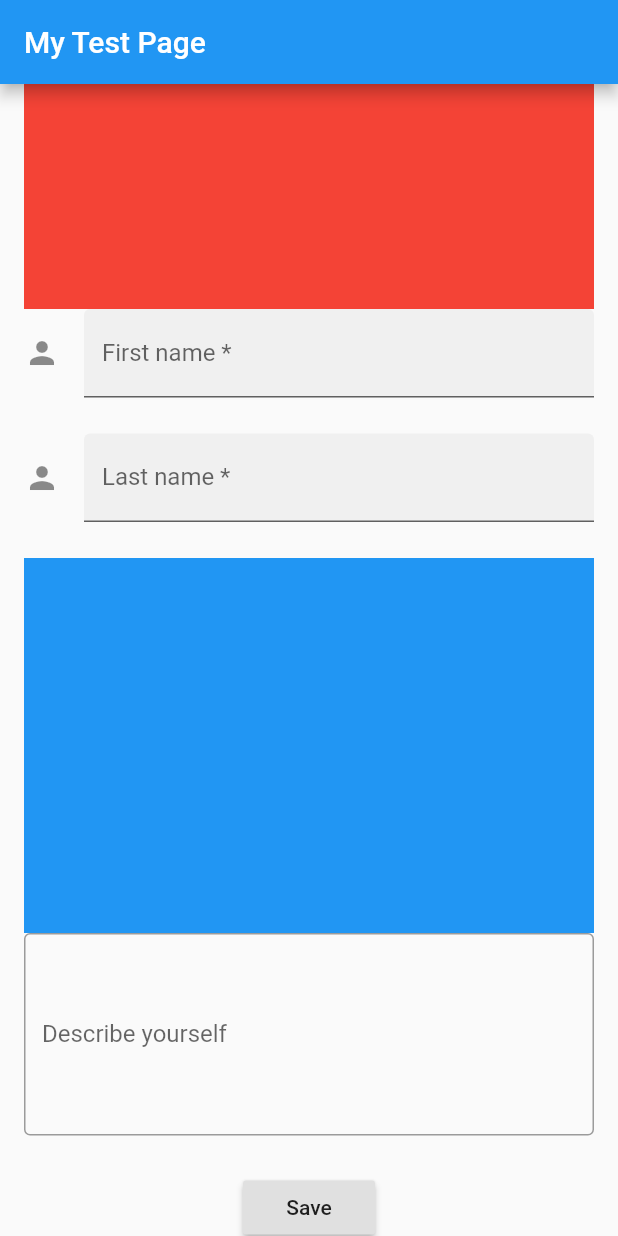
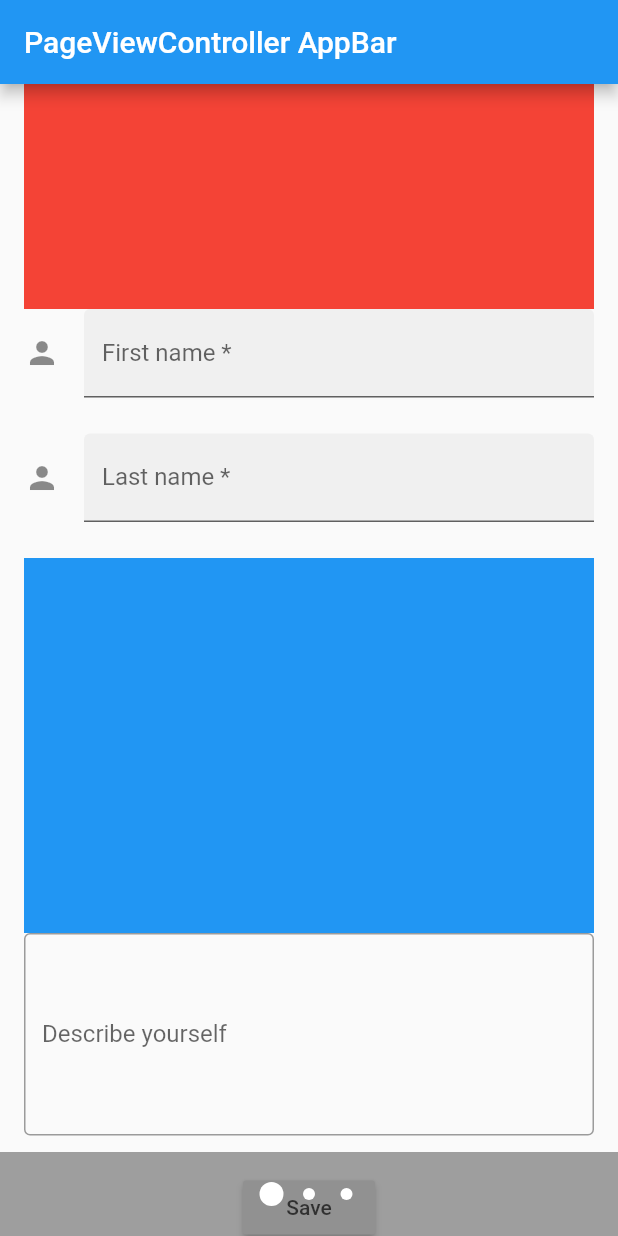
Before and after one commit to Minsky/issue_textform_visiblity_page_controller, a Flutter app: the screen it shows after launch, on a phone screen of 412 x 824 dp. Run offline on Flutter 3.47's test engine with Material 2 defaults, Android fonts, the phone set to English and light mode, and no system bars.

Commit message:
Applied Didier Boelean's hint to remove the scaffold in the scaffold of the _VisibleFormPage. This fixes the problem, that the TextField jumps out of the screen at the top. Commented in the dotindicator, which obfuscates the textform field now, a little.

```diff
--- a/lib/ensure_visible_when_focus.dart
+++ b/lib/ensure_visible_when_focus.dart
@@ -1,3 +1,6 @@
+// Original source for EnsurVisibleWhenFocus: https://www.didierboelens.com/2018/04/hint-4-ensure-a-textfield-or-textformfield-is-visible-in-the-viewport-when-has-the-focus/)
+// by Didier Boelens
+
 import 'dart:async';
 import 'package:flutter/material.dart';
 import 'package:flutter/rendering.dart';
--- a/lib/main.dart
+++ b/lib/main.dart
@@ -1,3 +1,6 @@
+// Original source for page controller setup: https://gist.github.com/collinjackson/4fddbfa2830ea3ac033e34622f278824
+// Original source for EnsurVisibleWhenFocus: https://www.didierboelens.com/2018/04/hint-4-ensure-a-textfield-or-textformfield-is-visible-in-the-viewport-when-has-the-focus/)
+
 import 'dart:math';
 
 import 'package:flutter/material.dart';
@@ -57,6 +60,9 @@ class TestPageviewControllerState extends State<TestPageviewController> {
   @override
   Widget build(BuildContext context) {
     return new Scaffold(
+      appBar: AppBar(
+        title: new Text("PageViewController AppBar"),
+      ),
       body: new IconTheme(
         data: new IconThemeData(color: _kArrowColor),
         child: new Stack(
@@ -68,28 +74,28 @@ class TestPageviewControllerState extends State<TestPageviewController> {
                 return _pages[index % _pages.length];
               },
             ),
-//            new Positioned(
-//              bottom: 0.0,
-//              left: 0.0,
-//              right: 0.0,
-//              child: new Container(
-//                color: Colors.grey[800].withOpacity(0.5),
-//                padding: const EdgeInsets.all(20.0),
-//                child: new Center(
-//                  child: new DotsIndicator(
-//                    controller: _controller,
-//                    itemCount: _pages.length,
-//                    onPageSelected: (int page) {
-//                      _controller.animateToPage(
-//                        page,
-//                        duration: _kDuration,
-//                        curve: _kCurve,
-//                      );
-//                    },
-//                  ),
-//                ),
-//              ),
-//            ),
+            new Positioned(
+              bottom: 0.0,
+              left: 0.0,
+              right: 0.0,
+              child: new Container(
+                color: Colors.grey[800].withOpacity(0.5),
+                padding: const EdgeInsets.all(20.0),
+                child: new Center(
+                  child: new DotsIndicator(
+                    controller: _controller,
+                    itemCount: _pages.length,
+                    onPageSelected: (int page) {
+                      _controller.animateToPage(
+                        page,
+                        duration: _kDuration,
+                        curve: _kCurve,
+                      );
+                    },
+                  ),
+                ),
+              ),
+            ),
           ],
         ),
       ),
@@ -123,11 +129,7 @@ class _VisibleFormPageState extends State<VisibleFormPage> {
 
   @override
   Widget build(BuildContext context) {
-    return new Scaffold(
-      appBar: new AppBar(
-        title: new Text('My Test Page'),
-      ),
-      body: new SafeArea(
+    return new SafeArea(
         top: false,
         bottom: false,
         child: new Form(
@@ -224,8 +226,7 @@ class _VisibleFormPageState extends State<VisibleFormPage> {
             ),
           ),
         ),
-      ),
-    );
+      );
   }
 }
 
```
